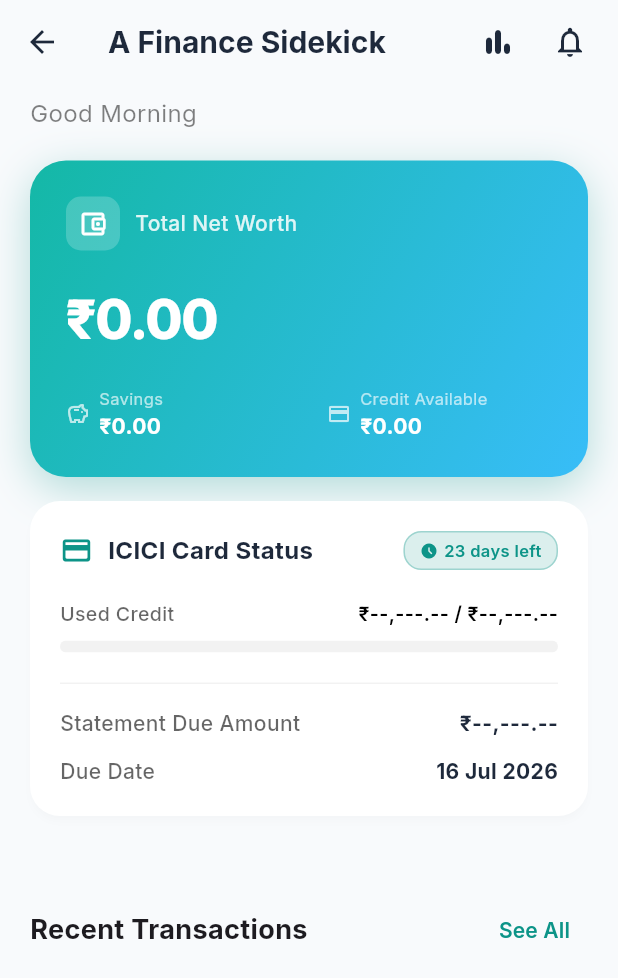
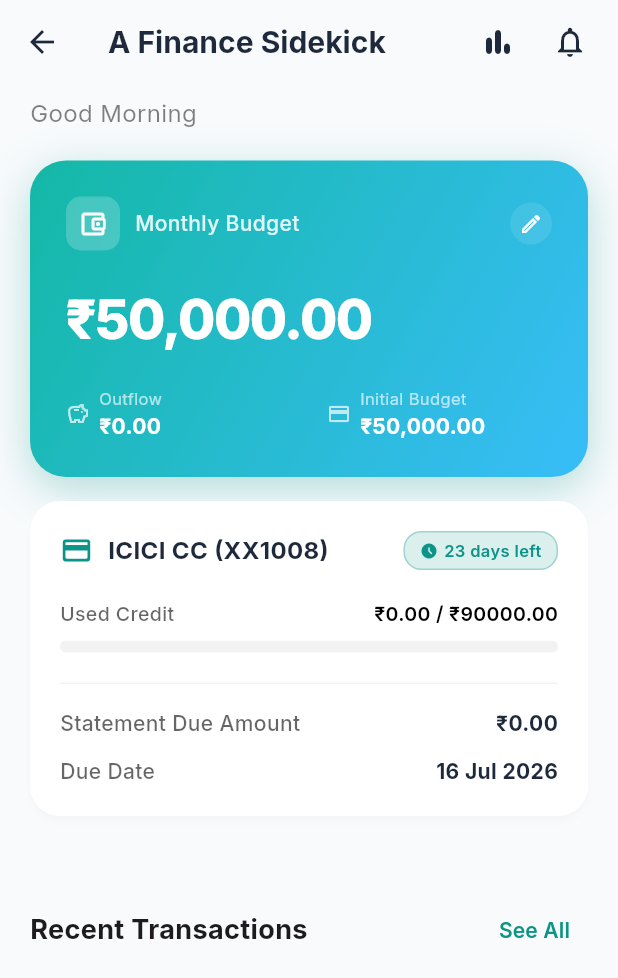
Before and after one commit to HarshitBilagi/FinMate, a Flutter app: the HomeScreen screen opened by its route, on a phone screen of 412 x 824 dp. Shown: the top 978 px of the screen. Run offline on Flutter 3.47's test engine with Material 3 defaults, Android fonts, the light colour scheme and no system bars; our stand-ins replace firebase_core, firebase_messaging, flutter_local_notifications, google_fonts, local_auth, permission_handler and 1 more; missing offline and left inert: another_telephony; accounts and stored records are empty; network calls fail.

Commit message:
Updated Dashboard fields and Finance metrics.

```diff
--- a/lib/providers/dashboard_provider.dart
+++ b/lib/providers/dashboard_provider.dart
@@ -10,6 +10,8 @@ import 'package:personal_finance_assistant/models/card_model.dart';
 import 'package:personal_finance_assistant/models/transaction.dart';
 import 'package:personal_finance_assistant/services/finance_api_client.dart';
 
+import 'package:shared_preferences/shared_preferences.dart';
+
 class DashboardProvider extends ChangeNotifier {
   final FinanceApiClient _apiClient = FinanceApiClient();
 
@@ -21,12 +23,68 @@ class DashboardProvider extends ChangeNotifier {
   List<CardModel> _cards = [];
   final List<Transaction> _recentTransactions = [];
 
+  double _monthlyBudget = 50000.0;
+
   bool get isLoading => _isLoading;
   bool get isCategorizing => _isCategorizing;
   String? get errorMessage => _errorMessage;
   double get savingsBalance => _savingsBalance;
   List<CardModel> get cards => _cards;
   List<Transaction> get recentTransactions => _recentTransactions;
+
+  double get monthlyBudget => _monthlyBudget;
+
+  Future<void> initBudget() async {
+    try {
+      final prefs = await SharedPreferences.getInstance();
+      _monthlyBudget = prefs.getDouble('monthly_budget') ?? 50000.0;
+      notifyListeners();
+    } catch (e) {
+      debugPrint('Failed to load budget: $e');
+    }
+  }
+
+  Future<void> setMonthlyBudget(double amount) async {
+    _monthlyBudget = amount;
+    notifyListeners();
+    try {
+      final prefs = await SharedPreferences.getInstance();
+      await prefs.setDouble('monthly_budget', amount);
+    } catch (e) {
+      debugPrint('Failed to save budget: $e');
+    }
+  }
+
+  List<Transaction> get currentMonthTransactions {
+    final now = DateTime.now();
+    return _recentTransactions.where((txn) =>
+        txn.transactedAt.month == now.month &&
+        txn.transactedAt.year == now.year).toList();
+  }
+
+  List<Transaction> get uncategorized {
+    return currentMonthTransactions.where((txn) {
+      final cat = txn.category.toLowerCase().trim();
+      return cat == 'uncategorized' || cat.isEmpty;
+    }).toList();
+  }
+
+  double get totalExpenses {
+    return currentMonthTransactions.fold<double>(
+        0.0, (sum, txn) => sum + txn.amount);
+  }
+
+  double get remainingBudget => _monthlyBudget - totalExpenses;
+
+  double get usedCredit {
+    return currentMonthTransactions
+        .where((txn) => txn.cardId == 'XX1008')
+        .fold<double>(0.0, (sum, txn) => sum + txn.amount);
+  }
+
+  double get totalCreditLimit => 90000.0;
+
+  double get remainingCredit => totalCreditLimit - usedCredit;
 
   /// Total Net Worth = Savings + Sum of Available Credit Limits
   double get totalNetWorth {
@@ -51,6 +109,13 @@ class DashboardProvider extends ChangeNotifier {
     notifyListeners();
 
     try {
+      try {
+        final prefs = await SharedPreferences.getInstance();
+        _monthlyBudget = prefs.getDouble('monthly_budget') ?? 50000.0;
+      } catch (e) {
+        debugPrint('Failed to load budget in loadDashboard: $e');
+      }
+
       final summary = await _apiClient.fetchDashboardSummary();
 
       _savingsBalance = (summary['total_balance'] ?? 0.0).toDouble();
--- a/lib/screens/home/home_screen.dart
+++ b/lib/screens/home/home_screen.dart
@@ -11,11 +11,10 @@ import 'package:provider/provider.dart';
 import 'package:google_fonts/google_fonts.dart';
 import 'package:intl/intl.dart';
 import 'package:personal_finance_assistant/providers/dashboard_provider.dart';
-import 'package:personal_finance_assistant/screens/home/widgets/net_worth_card.dart';
+import 'package:personal_finance_assistant/screens/home/widgets/monthly_budget_card.dart';
 import 'package:personal_finance_assistant/screens/home/widgets/transaction_tile.dart';
 import 'package:personal_finance_assistant/screens/transactions/categorize_sheet.dart';
 import 'package:personal_finance_assistant/models/transaction.dart';
-import 'package:personal_finance_assistant/models/card_model.dart';
 import 'package:personal_finance_assistant/services/notification_service.dart';
 import 'package:personal_finance_assistant/screens/transactions/transaction_categorize_modal.dart';
 
@@ -135,10 +134,7 @@ class _HomeScreenState extends State<HomeScreen> {
           // Dynamic notification badge — shows unread count from real SMS data
           Consumer<DashboardProvider>(
             builder: (context, dashboard, _) {
-              final uncategorizedCount = dashboard.recentTransactions.where((t) {
-                final cat = t.category.toLowerCase().trim();
-                return cat == 'uncategorized' || cat.isEmpty;
-              }).length;
+              final uncategorizedCount = dashboard.uncategorized.length;
 
               return Stack(
                 alignment: Alignment.center,
@@ -202,22 +198,20 @@ class _HomeScreenState extends State<HomeScreen> {
                     ),
                     const SizedBox(height: 20),
 
-                    // Card 1: Net Worth
-                    NetWorthCard(
-                      netWorth: dashboard.isLoading ? 0.0 : dashboard.totalNetWorth,
-                      savings: dashboard.isLoading ? 0.0 : dashboard.savingsBalance,
-                      availableCredit: dashboard.isLoading
-                          ? 0.0
-                          : (dashboard.primaryCard?.availableLimit ?? 0.0),
+                    // Card 1: Monthly Budget Card
+                    MonthlyBudgetCard(
+                      provider: dashboard,
                       currencyFormat: _currencyFormat,
                       isDark: isDark,
                     ),
                     const SizedBox(height: 16),
 
-                    // Card 2: ICICI Card Status
+                    // Card 2: ICICI Credit Card Status
                     _ICICICardStatusCard(
                       isLoading: dashboard.isLoading,
-                      card: dashboard.primaryCard,
+                      usedCredit: dashboard.usedCredit,
+                      totalLimit: dashboard.totalCreditLimit,
+                      remainingCredit: dashboard.remainingCredit,
                       currencyFormat: _currencyFormat,
                       isDark: isDark,
                     ),
@@ -253,7 +247,7 @@ class _HomeScreenState extends State<HomeScreen> {
                     const SizedBox(height: 8),
 
                     // Transaction List
-                    ...dashboard.recentTransactions.map(
+                    ...dashboard.currentMonthTransactions.map(
                       (txn) => TransactionTile(
                         transaction: txn,
                         currencyFormat: _currencyFormat,
@@ -300,13 +294,17 @@ class _HomeScreenState extends State<HomeScreen> {
 
 class _ICICICardStatusCard extends StatefulWidget {
   final bool isLoading;
-  final CardModel? card;
+  final double usedCredit;
+  final double totalLimit;
+  final double remainingCredit;
   final NumberFormat currencyFormat;
   final bool isDark;
 
   const _ICICICardStatusCard({
     required this.isLoading,
-    required this.card,
+    required this.usedCredit,
+    required this.totalLimit,
+    required this.remainingCredit,
     required this.currencyFormat,
     required this.isDark,
   });
@@ -393,45 +391,75 @@ class _ICICICardStatusCardState extends State<_ICICICardStatusCard> {
       builder: (BuildContext context) {
         if (_isPaid) {
           return AlertDialog(
-            title: const Text('Statement Payment'),
-            content: const Text(
+            backgroundColor: const Color(0xFF121212),
+            shape: RoundedRectangleBorder(
+              borderRadius: BorderRadius.circular(16),
+              side: const BorderSide(color: Color(0xFF333333), width: 1),
+            ),
+            title: Text(
+              'Statement Payment',
+              style: GoogleFonts.inter(color: Colors.white, fontWeight: FontWeight.bold),
+            ),
+            content: Text(
               'This billing cycle statement has already been marked as paid. Would you like to mark it as unpaid?',
+              style: GoogleFonts.inter(color: Colors.white),
             ),
             actions: [
               TextButton(
                 onPressed: () {
                   Navigator.of(context).pop();
                 },
-                child: const Text('No'),
+                child: Text(
+                  'No',
+                  style: GoogleFonts.inter(color: const Color(0xFF8E8E93)),
+                ),
               ),
               TextButton(
                 onPressed: () {
                   _togglePaidState(false);
                   Navigator.of(context).pop();
                 },
-                child: const Text('Yes'),
+                child: Text(
+                  'Yes',
+                  style: GoogleFonts.inter(color: Colors.white, fontWeight: FontWeight.bold),
+                ),
               ),
             ],
           );
         } else {
           return AlertDialog(
-            title: const Text('Statement Payment Confirmation'),
-            content: const Text(
-              'Have you already cleared the due amount of ₹--,---.-- for this billing cycle?',
+            backgroundColor: const Color(0xFF121212),
+            shape: RoundedRectangleBorder(
+              borderRadius: BorderRadius.circular(16),
+              side: const BorderSide(color: Color(0xFF333333), width: 1),
+            ),
+            title: Text(
+              'Statement Payment Confirmation',
+              style: GoogleFonts.inter(color: Colors.white, fontWeight: FontWeight.bold),
+            ),
+            content: Text(
+              'Have you already cleared the due amount of ${widget.currencyFormat.format(amount)} for this billing cycle?',
+              style: GoogleFonts.inter(color: Colors.white),
             ),
             actions: [
               TextButton(
                 onPressed: () {
                   Navigator.of(context).pop();
                 },
-                child: const Text('No'),
+                child: Text(
+                  'No',
+                  style: GoogleFonts.inter(color: const Color(0xFF8E8E93)),
+                ),
               ),
               TextButton(
                 onPressed: () {
                   _togglePaidState(true);
                   Navigator.of(context).pop();
                 },
-                child: const Text('Yes'),
+                child: Text(
+                  'Yes',
+                  style: GoogleFonts.inter(color: Colors.white, fontWeight: FontWeight.bold),
+                ),
               ),
             ],
           );
@@ -449,8 +477,16 @@ class _ICICICardStatusCardState extends State<_ICICICardStatusCard> {
 
     final daysRemaining = dueDate.difference(today).inDays;
 
+    final progressValue = widget.totalLimit > 0
+        ? (widget.usedCredit / widget.totalLimit).clamp(0.0, 1.0)
+        : 0.0;
+
+    final progressColor = progressValue > 0.8
+        ? const Color(0xFFF43F5E) // Red/coral
+        : const Color(0xFF10B981); // Emerald green (original)
+
     return GestureDetector(
-      onTap: widget.isLoading ? null : () => _showPaymentConfirmationDialog(0.0),
+      onTap: widget.isLoading ? null : () => _showPaymentConfirmationDialog(widget.usedCredit),
       child: Card(
         margin: const EdgeInsets.only(bottom: 24),
         child: Padding(
@@ -472,7 +508,7 @@ class _ICICICardStatusCardState extends State<_ICICICardStatusCard> {
                       ),
                       const SizedBox(width: 10),
                       Text(
-                        'ICICI Card Status',
+                        'ICICI CC (XX1008)',
                         style: GoogleFonts.inter(
                           fontSize: 16,
                           fontWeight: FontWeight.w700,
@@ -501,7 +537,7 @@ class _ICICICardStatusCardState extends State<_ICICICardStatusCard> {
                     ),
                   ),
                   Text(
-                    '₹--,---.-- / ₹--,---.--',
+                    '₹${widget.usedCredit.toStringAsFixed(2)} / ₹${widget.totalLimit.toStringAsFixed(2)}',
                     style: GoogleFonts.inter(
                       fontSize: 13,
                       fontWeight: FontWeight.w600,
@@ -514,14 +550,12 @@ class _ICICICardStatusCardState extends State<_ICICICardStatusCard> {
               ClipRRect(
                 borderRadius: BorderRadius.circular(6),
                 child: LinearProgressIndicator(
-                  value: 0.0,
+                  value: progressValue,
                   minHeight: 8,
                   backgroundColor: widget.isDark
                       ? Colors.white.withValues(alpha: 0.08)
                       : Colors.black.withValues(alpha: 0.05),
-                  valueColor: const AlwaysStoppedAnimation<Color>(
-                    Color(0xFF10B981),
-                  ),
+                  valueColor: AlwaysStoppedAnimation<Color>(progressColor),
                 ),
               ),
               const SizedBox(height: 20),
@@ -546,7 +580,7 @@ class _ICICICardStatusCardState extends State<_ICICICardStatusCard> {
                     ),
                   ),
                   Text(
-                    '₹--,---.--',
+                    widget.currencyFormat.format(widget.usedCredit),
                     style: GoogleFonts.inter(
                       fontSize: 14,
                       fontWeight: FontWeight.w700,
--- /dev/null
+++ b/lib/screens/home/widgets/monthly_budget_card.dart
@@ -0,0 +1,245 @@
+import 'package:flutter/material.dart';
+import 'package:google_fonts/google_fonts.dart';
+import 'package:intl/intl.dart';
+import 'package:personal_finance_assistant/core/theme/app_theme.dart';
+import 'package:personal_finance_assistant/providers/dashboard_provider.dart';
+
+class MonthlyBudgetCard extends StatelessWidget {
+  final DashboardProvider provider;
+  final NumberFormat currencyFormat;
+  final bool isDark;
+
+  const MonthlyBudgetCard({
+    super.key,
+    required this.provider,
+    required this.currencyFormat,
+    required this.isDark,
+  });
+
+  void _showEditBudgetDialog(BuildContext context) {
+    final controller = TextEditingController(text: provider.monthlyBudget.toStringAsFixed(0));
+    showDialog(
+      context: context,
+      builder: (BuildContext context) {
+        return AlertDialog(
+          backgroundColor: const Color(0xFF121212),
+          shape: RoundedRectangleBorder(
+            borderRadius: BorderRadius.circular(16),
+            side: const BorderSide(color: Color(0xFF333333), width: 1),
+          ),
+          title: Text(
+            'Edit Monthly Budget',
+            style: GoogleFonts.inter(
+              color: Colors.white,
+              fontWeight: FontWeight.bold,
+              fontSize: 18,
+            ),
+          ),
+          content: Column(
+            mainAxisSize: MainAxisSize.min,
+            children: [
+              TextField(
+                controller: controller,
+                keyboardType: const TextInputType.numberWithOptions(decimal: true),
+                style: GoogleFonts.inter(color: Colors.white),
+                decoration: InputDecoration(
+                  labelText: 'Budget Limit',
+                  labelStyle: GoogleFonts.inter(color: const Color(0xFF8E8E93)),
+                  prefixText: '₹ ',
+                  prefixStyle: GoogleFonts.inter(color: Colors.white),
+                  enabledBorder: const UnderlineInputBorder(
+                    borderSide: BorderSide(color: Color(0xFF333333)),
+                  ),
+                  focusedBorder: const UnderlineInputBorder(
+                    borderSide: BorderSide(color: Colors.white),
+                  ),
+                ),
+              ),
+            ],
+          ),
+          actions: [
+            TextButton(
+              onPressed: () => Navigator.of(context).pop(),
+              child: Text(
+                'Cancel',
+                style: GoogleFonts.inter(color: const Color(0xFF8E8E93)),
+              ),
+            ),
+            TextButton(
+              onPressed: () {
+                final amount = double.tryParse(controller.text);
+                if (amount != null) {
+                  provider.setMonthlyBudget(amount);
+                }
+                Navigator.of(context).pop();
+              },
+              child: Text(
+                'Save',
+                style: GoogleFonts.inter(
+                  color: Colors.white,
+                  fontWeight: FontWeight.bold,
+                ),
+              ),
+            ),
+          ],
+        );
+      },
+    );
+  }
+
+  @override
+  Widget build(BuildContext context) {
+    final remainingBudget = provider.remainingBudget;
+    final remainingColor = remainingBudget < 0 ? const Color(0xFFF43F5E) : Colors.white;
+
+    return Container(
+      width: double.infinity,
+      padding: const EdgeInsets.all(24),
+      decoration: BoxDecoration(
+        gradient: isDark
+            ? AppTheme.heroGradientDark
+            : AppTheme.heroGradientLight,
+        borderRadius: BorderRadius.circular(24),
+        boxShadow: isDark
+            ? [
+                BoxShadow(
+                  color: Colors.black.withValues(alpha: 0.4),
+                  blurRadius: 16,
+                  offset: const Offset(0, 8),
+                ),
+              ]
+            : [
+                BoxShadow(
+                  color: const Color(0xFF0D9488).withValues(alpha: 0.3),
+                  blurRadius: 24,
+                  offset: const Offset(0, 8),
+                ),
+              ],
+      ),
+      child: Column(
+        crossAxisAlignment: CrossAxisAlignment.start,
+        children: [
+          Row(
+            mainAxisAlignment: MainAxisAlignment.spaceBetween,
+            children: [
+              Row(
+                children: [
+                  Container(
+                    padding: const EdgeInsets.all(8),
+                    decoration: BoxDecoration(
+                      color: Colors.white.withValues(alpha: 0.2),
+                      borderRadius: BorderRadius.circular(10),
+                    ),
+                    child: const Icon(
+                      Icons.account_balance_wallet_outlined,
+                      color: Colors.white,
+                      size: 20,
+                    ),
+                  ),
+                  const SizedBox(width: 10),
+                  Text(
+                    'Monthly Budget',
+                    style: GoogleFonts.inter(
+                      fontSize: 14,
+                      fontWeight: FontWeight.w500,
+                      color: Colors.white.withValues(alpha: 0.85),
+                    ),
+                  ),
+                ],
+              ),
+              GestureDetector(
+                onTap: () => _showEditBudgetDialog(context),
+                child: Container(
+                  padding: const EdgeInsets.all(6),
+                  decoration: BoxDecoration(
+                    color: Colors.white.withValues(alpha: 0.1),
+                    shape: BoxShape.circle,
+                  ),
+                  child: const Icon(
+                    Icons.edit_outlined,
+                    color: Colors.white,
+                    size: 16,
+                  ),
+                ),
+              ),
+            ],
+          ),
+          const SizedBox(height: 20),
+          Text(
+            currencyFormat.format(remainingBudget),
+            style: GoogleFonts.inter(
+              fontSize: 36,
+              fontWeight: FontWeight.w800,
+              color: remainingColor,
+              letterSpacing: -1,
+            ),
+          ),
+          const SizedBox(height: 20),
+          Row(
+            children: [
+              _BreakdownItem(
+                icon: Icons.savings_outlined,
+                label: 'Outflow',
+                value: currencyFormat.format(provider.totalExpenses),
+              ),
+              const SizedBox(width: 24),
+              _BreakdownItem(
+                icon: Icons.credit_card_outlined,
+                label: 'Initial Budget',
+                value: currencyFormat.format(provider.monthlyBudget),
+              ),
+            ],
+          ),
+        ],
+      ),
+    );
+  }
+}
+
+class _BreakdownItem extends StatelessWidget {
+  final IconData icon;
+  final String label;
+  final String value;
+
+  const _BreakdownItem({
+    required this.icon,
+    required this.label,
+    required this.value,
+  });
+
+  @override
+  Widget build(BuildContext context) {
+    return Expanded(
+      child: Row(
+        children: [
+          Icon(icon, color: Colors.white.withValues(alpha: 0.7), size: 16),
+          const SizedBox(width: 6),
+          Flexible(
+            child: Column(
+              crossAxisAlignment: CrossAxisAlignment.start,
+              children: [
+                Text(
+                  label,
+                  style: GoogleFonts.inter(
+                    fontSize: 11,
+                    fontWeight: FontWeight.w400,
+                    color: Colors.white.withValues(alpha: 0.65),
+                  ),
+                ),
+                Text(
+                  value,
+                  style: GoogleFonts.inter(
+                    fontSize: 14,
+                    fontWeight: FontWeight.w700,
+                    color: Colors.white,
+                  ),
+                  overflow: TextOverflow.ellipsis,
+                ),
+              ],
+            ),
+          ),
+        ],
+      ),
+    );
+  }
+}
--- a/lib/screens/home/widgets/net_worth_card.dart
+++ /dev/null
@@ -1,160 +0,0 @@
-/// Net Worth hero card widget.
-///
-/// Teal→Sky gradient card showing total net worth with
-/// savings and available credit breakdown.
-library;
-
-import 'package:flutter/material.dart';
-import 'package:google_fonts/google_fonts.dart';
-import 'package:intl/intl.dart';
-import 'package:personal_finance_assistant/core/theme/app_theme.dart';
-
-class NetWorthCard extends StatelessWidget {
-  final double netWorth;
-  final double savings;
-  final double availableCredit;
-  final NumberFormat currencyFormat;
-  final bool isDark;
-
-  const NetWorthCard({
-    super.key,
-    required this.netWorth,
-    required this.savings,
-    required this.availableCredit,
-    required this.currencyFormat,
-    required this.isDark,
-  });
-
-  @override
-  Widget build(BuildContext context) {
-    return Container(
-      width: double.infinity,
-      padding: const EdgeInsets.all(24),
-      decoration: BoxDecoration(
-        gradient: isDark
-            ? AppTheme.heroGradientDark
-            : AppTheme.heroGradientLight,
-        borderRadius: BorderRadius.circular(24),
-        boxShadow: isDark
-            ? [
-                BoxShadow(
-                  color: Colors.black.withValues(alpha: 0.4),
-                  blurRadius: 16,
-                  offset: const Offset(0, 8),
-                ),
-              ]
-            : [
-                BoxShadow(
-                  color: const Color(0xFF0D9488).withValues(alpha: 0.3),
-                  blurRadius: 24,
-                  offset: const Offset(0, 8),
-                ),
-              ],
-      ),
-      child: Column(
-        crossAxisAlignment: CrossAxisAlignment.start,
-        children: [
-          Row(
-            children: [
-              Container(
-                padding: const EdgeInsets.all(8),
-                decoration: BoxDecoration(
-                  color: Colors.white.withValues(alpha: 0.2),
-                  borderRadius: BorderRadius.circular(10),
-                ),
-                child: const Icon(
-                  Icons.account_balance_wallet_outlined,
-                  color: Colors.white,
-                  size: 20,
-                ),
-              ),
-              const SizedBox(width: 10),
-              Text(
-                'Total Net Worth',
-                style: GoogleFonts.inter(
-                  fontSize: 14,
-                  fontWeight: FontWeight.w500,
-                  color: Colors.white.withValues(alpha: 0.85),
-                ),
-              ),
-            ],
-          ),
-          const SizedBox(height: 20),
-          Text(
-            currencyFormat.format(netWorth),
-            style: GoogleFonts.inter(
-              fontSize: 36,
-              fontWeight: FontWeight.w800,
-              color: Colors.white,
-              letterSpacing: -1,
-            ),
-          ),
-          const SizedBox(height: 20),
-          Row(
-            children: [
-              _BreakdownItem(
-                icon: Icons.savings_outlined,
-                label: 'Savings',
-                value: currencyFormat.format(savings),
-              ),
-              const SizedBox(width: 24),
-              _BreakdownItem(
-                icon: Icons.credit_card_outlined,
-                label: 'Credit Available',
-                value: currencyFormat.format(availableCredit),
-              ),
-            ],
-          ),
-        ],
-      ),
-    );
-  }
-}
-
-class _BreakdownItem extends StatelessWidget {
-  final IconData icon;
-  final String label;
-  final String value;
-
-  const _BreakdownItem({
-    required this.icon,
-    required this.label,
-    required this.value,
-  });
-
-  @override
-  Widget build(BuildContext context) {
-    return Expanded(
-      child: Row(
-        children: [
-          Icon(icon, color: Colors.white.withValues(alpha: 0.7), size: 16),
-          const SizedBox(width: 6),
-          Flexible(
-            child: Column(
-              crossAxisAlignment: CrossAxisAlignment.start,
-              children: [
-                Text(
-                  label,
-                  style: GoogleFonts.inter(
-                    fontSize: 11,
-                    fontWeight: FontWeight.w400,
-                    color: Colors.white.withValues(alpha: 0.65),
-                  ),
-                ),
-                Text(
-                  value,
-                  style: GoogleFonts.inter(
-                    fontSize: 14,
-                    fontWeight: FontWeight.w700,
-                    color: Colors.white,
-                  ),
-                  overflow: TextOverflow.ellipsis,
-                ),
-              ],
-            ),
-          ),
-        ],
-      ),
-    );
-  }
-}
--- a/lib/screens/notifications/notifications_inbox_screen.dart
+++ b/lib/screens/notifications/notifications_inbox_screen.dart
@@ -29,10 +29,7 @@ class NotificationsInboxScreen extends StatelessWidget {
       ),
       body: Consumer<DashboardProvider>(
         builder: (context, dashboard, _) {
-          final uncategorizedTransactions = dashboard.recentTransactions.where((t) {
-            final cat = t.category.toLowerCase().trim();
-            return cat == 'uncategorized' || cat.isEmpty;
-          }).toList();
+          final uncategorizedTransactions = dashboard.uncategorized;
 
           if (uncategorizedTransactions.isEmpty) {
             return Center(
```
